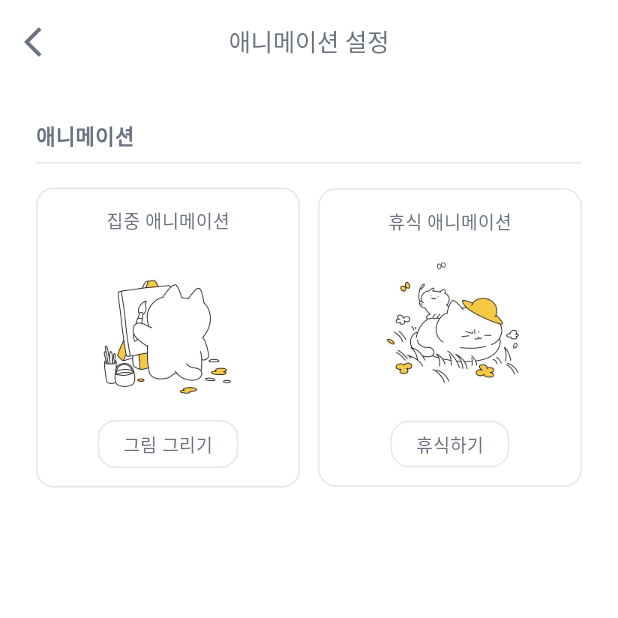
After one commit to solve-z/TimeDog_Test, a Flutter app: the AnimationSettingsScreen screen opened directly, on a phone screen of 412 x 824 dp, the top half of it. The commit adds this screen. Run offline on Flutter 3.47's test engine with Material 3 defaults, Android fonts, the phone set to English and light mode, and no system bars; our stand-ins replace audioplayers, device_info_plus, flutter_local_notifications, flutter_riverpod, flutter_svg, logger and 3 more; missing offline and left inert: audio_session, flutter_foreground_task; accounts and stored records are empty; Roboto replaces fonts that are missing (OmyuPretty); statements that could not run were skipped.

Commit message:
refac: Drawer 애니메이션 설정 분리

```diff
--- /dev/null
+++ b/lib/common/widget/w_common_app_bar.dart
@@ -0,0 +1,32 @@
+import 'package:flutter/material.dart';
+
+class CommonAppBar extends StatelessWidget implements PreferredSizeWidget {
+  final String title;
+
+  const CommonAppBar({super.key, required this.title});
+
+  @override
+  Widget build(BuildContext context) {
+    return AppBar(
+      backgroundColor: Colors.white,
+      elevation: 0,
+      leading: IconButton(
+        icon: const Icon(Icons.arrow_back_ios, color: Color(0xFF6B7280)),
+        onPressed: () => Navigator.pop(context),
+      ),
+      title: Text(
+        title,
+        style: const TextStyle(
+          fontFamily: 'OmyuPretty',
+          fontSize: 16,
+          color: Color(0xFF6B7280),
+          fontWeight: FontWeight.w500,
+        ),
+      ),
+      centerTitle: true,
+    );
+  }
+
+  @override
+  Size get preferredSize => const Size.fromHeight(kToolbarHeight);
+}
--- a/lib/common/widget/w_drawer_menu.dart
+++ b/lib/common/widget/w_drawer_menu.dart
@@ -1,6 +1,7 @@
 import 'package:flutter/material.dart';
 import 'package:flutter_riverpod/flutter_riverpod.dart';
 import 'package:flutter_svg/flutter_svg.dart';
+import 'package:timedog_test/screen/settings/s_animation_settings.dart';
 import 'package:timedog_test/screen/settings/s_pomodoro_setting.dart';
 import '../../screen/main/tab/timer/s_timer_settings.dart';
 import '../../screen/main/tab/timer/timer_notifier.dart';
@@ -95,6 +96,23 @@ class _DrawerMenuWidgetState extends ConsumerState<DrawerMenuWidget>
                       context,
                       MaterialPageRoute(
                         builder: (context) => const PomodoroSettingScreen(),
+                      ),
+                    );
+                  },
+                ),
+                ListTile(
+                  leading: SvgPicture.asset(
+                    'assets/images/icons/setting.svg',
+                    width: 36,
+                    height: 36,
+                  ),
+                  title: const Text('애니메이션 설정'),
+                  trailing: const Icon(Icons.chevron_right),
+                  onTap: () {
+                    Navigator.push(
+                      context,
+                      MaterialPageRoute(
+                        builder: (context) => const AnimationSettingsScreen(),
                       ),
                     );
                   },
--- /dev/null
+++ b/lib/screen/settings/s_animation_settings.dart
@@ -0,0 +1,263 @@
+import 'package:flutter/material.dart';
+import 'package:flutter_riverpod/flutter_riverpod.dart';
+import 'package:timedog_test/common/widget/w_common_app_bar.dart';
+import 'package:timedog_test/screen/main/tab/timer/animation_provider.dart';
+import 'package:timedog_test/screen/main/tab/timer/d_animation_selection.dart';
+
+class AnimationSettingsScreen extends ConsumerStatefulWidget {
+  const AnimationSettingsScreen({super.key});
+
+  @override
+  ConsumerState<AnimationSettingsScreen> createState() =>
+      _AnimationSettingsScreenState();
+}
+
+class _AnimationSettingsScreenState
+    extends ConsumerState<AnimationSettingsScreen> {
+  String? focusAnimationSelection;
+  String? breakAnimationSelection;
+  String? focusAnimationSelectionThum;
+  String? breakAnimationSelectionThum;
+
+  // 애니메이션 옵션 리스트
+  static const List<AnimationOption> focusAnimations = [
+    AnimationOption(
+      id: 'drawing_white',
+      name: '그림 그리기',
+      videoPath: 'assets/videos/focus_animations/drawing_white.mp4',
+      thumbnailPath: 'assets/images/animations/drawing_white_Thum.jpg',
+      status: AnimationSelectionStatus.selected,
+    ),
+    AnimationOption(
+      id: 'cooking_white',
+      name: '요리하기',
+      videoPath: 'assets/videos/focus_animations/cook_white.mp4',
+      thumbnailPath: 'assets/images/animations/cook_white_Thum.jpg',
+      status: AnimationSelectionStatus.empty,
+    ),
+    AnimationOption(
+      id: 'reading',
+      name: '독서하기',
+      videoPath: null,
+      thumbnailPath: null,
+      status: AnimationSelectionStatus.locked,
+    ),
+  ];
+
+  static const List<AnimationOption> breakAnimations = [
+    AnimationOption(
+      id: 'rest_white',
+      name: '휴식하기',
+      videoPath: 'assets/videos/rest_animations/rest_white.mp4',
+      thumbnailPath: 'assets/images/animations/rest_white_Thum.jpg',
+      status: AnimationSelectionStatus.selected,
+    ),
+    AnimationOption(
+      id: 'sleeping',
+      name: '휴식',
+      videoPath: 'assets/videos/rest_animations/rest_1.mp4',
+      thumbnailPath: 'assets/images/animations/rest_1_Thum.jpg',
+      status: AnimationSelectionStatus.empty,
+    ),
+    AnimationOption(
+      id: 'playing',
+      name: '놀기',
+      videoPath: null,
+      thumbnailPath: null,
+      status: AnimationSelectionStatus.locked,
+    ),
+  ];
+
+  @override
+  void initState() {
+    super.initState();
+    // 저장된 애니메이션 설정 로드
+    final animationSelection = ref.read(animationProvider);
+    focusAnimationSelection = animationSelection.focusAnimationId;
+    breakAnimationSelection = animationSelection.breakAnimationId;
+  }
+
+  @override
+  Widget build(BuildContext context) {
+    final animationsSelectionWatch = ref.watch(animationProvider);
+
+    focusAnimationSelectionThum = animationsSelectionWatch.getFocusThumPath();
+    breakAnimationSelectionThum = animationsSelectionWatch.getBreakThumPath();
+
+    return Scaffold(
+      backgroundColor: Colors.white,
+      appBar: CommonAppBar(title: '애니메이션 설정'),
+      body: SafeArea(
+        bottom: true,
+        child: SingleChildScrollView(
+          child: Padding(
+            padding: const EdgeInsets.all(24.0),
+            child: Column(
+              children: [
+                _buildSectionTitle('애니메이션'),
+                const SizedBox(height: 16),
+                Row(
+                  children: [
+                    Expanded(
+                      child: _buildAnimationCard(
+                        '집중 애니메이션',
+                        focusAnimationSelection,
+                        focusAnimationSelectionThum,
+                        () async {
+                          final result = await showDialog(
+                            context: context,
+                            builder:
+                                (context) => AnimationSelectionDialog(
+                                  title: '집중 애니메이션 선택',
+                                  currentSelection: focusAnimationSelection,
+                                  animations: focusAnimations,
+                                ),
+                          );
+                          if (result != null) {
+                            setState(() {
+                              focusAnimationSelection = result;
+                            });
+
+                            ref
+                                .read(animationProvider.notifier)
+                                .setFocusAnimation(result);
+                          }
+                        },
+                      ),
+                    ),
+                    const SizedBox(width: 12),
+                    Expanded(
+                      child: _buildAnimationCard(
+                        '휴식 애니메이션',
+                        breakAnimationSelection,
+                        breakAnimationSelectionThum,
+                        () async {
+                          final result = await showDialog<String>(
+                            context: context,
+                            builder:
+                                (context) => AnimationSelectionDialog(
+                                  title: '휴식 애니메이션 선택',
+                                  currentSelection: breakAnimationSelection,
+                                  animations: breakAnimations,
+                                ),
+                          );
+                          if (result != null) {
+                            setState(() {
+                              breakAnimationSelection = result;
+                            });
+                            // Provider에 저장
+                            ref
+                                .read(animationProvider.notifier)
+                                .setBreakAnimation(result);
+                          }
+                        },
+                      ),
+                    ),
+                  ],
+                ),
+                const SizedBox(height: 24),
+              ],
+            ),
+          ),
+        ),
+      ),
+    );
+  }
+
+  Widget _buildSectionTitle(String title) {
+    return Container(
+      padding: const EdgeInsets.only(bottom: 8),
+      width: double.infinity,
+      decoration: const BoxDecoration(
+        color: Colors.white,
+        border: Border(bottom: BorderSide(color: Color(0xFFE5E7EB), width: 1)),
+      ),
+      child: Text(
+        title,
+        style: const TextStyle(
+          fontFamily: 'OmyuPretty',
+          fontSize: 14,
+          fontWeight: FontWeight.w600,
+          color: Color(0xFF6B7280),
+        ),
+      ),
+    );
+  }
+
+  Widget _buildAnimationCard(
+    String label,
+    String? selection,
+    String? placeHolderImage,
+    VoidCallback onTap,
+  ) {
+    return GestureDetector(
+      onTap: onTap,
+      child: Container(
+        padding: const EdgeInsets.all(12),
+        decoration: BoxDecoration(
+          color: Colors.white,
+          borderRadius: BorderRadius.circular(12),
+          border: Border.all(color: const Color(0xFFE5E7EB)),
+        ),
+        child: Column(
+          children: [
+            Text(
+              label,
+              style: const TextStyle(
+                fontFamily: 'OmyuPretty',
+                fontSize: 12,
+                color: Color(0xFF6B7280),
+              ),
+            ),
+            const SizedBox(height: 12),
+            // 캐릭터 이미지 플레이스 홀더
+            Container(
+              width: 100,
+              height: 100,
+              decoration: BoxDecoration(
+                color: Colors.white,
+                borderRadius: BorderRadius.circular(8),
+              ),
+              child:
+                  placeHolderImage != null
+                      ? Image.asset(placeHolderImage, fit: BoxFit.cover)
+                      : const Icon(
+                        Icons.pets,
+                        size: 48,
+                        color: Color(0xFFD1D5DB),
+                      ),
+            ),
+            const SizedBox(height: 12),
+            Container(
+              padding: const EdgeInsets.symmetric(horizontal: 16, vertical: 6),
+              decoration: BoxDecoration(
+                color: Colors.white,
+                borderRadius: BorderRadius.circular(12),
+                border: Border.all(color: const Color(0xFFE5E7EB)),
+              ),
+              child: Text(
+                _getAnimationName(selection) ?? '선택',
+                style: const TextStyle(
+                  fontFamily: 'OmyuPretty',
+                  fontSize: 12,
+                  color: Color(0xFF6B7280),
+                ),
+              ),
+            ),
+          ],
+        ),
+      ),
+    );
+  }
+
+  String? _getAnimationName(String? selectionId) {
+    if (selectionId == null) return null;
+    final allAnimations = [...focusAnimations, ...breakAnimations];
+    final selected = allAnimations.firstWhere(
+      (anim) => anim.id == selectionId,
+      orElse: () => const AnimationOption(id: '', name: '', videoPath: null),
+    );
+
+    return selected.name.isEmpty ? null : selected.name;
+  }
+}
--- a/lib/screen/settings/s_pomodoro_setting.dart
+++ b/lib/screen/settings/s_pomodoro_setting.dart
@@ -1,6 +1,7 @@
 import 'package:flutter/material.dart';
 import 'package:flutter_riverpod/flutter_riverpod.dart';
 import 'package:timedog_test/common/dialog/d_number_picker.dart';
+import 'package:timedog_test/common/widget/w_common_app_bar.dart';
 import 'package:timedog_test/screen/main/tab/timer/timer_notifier.dart';
 import 'package:timedog_test/screen/main/tab/timer/vo/vo_timer.dart';
 
@@ -32,25 +33,7 @@ class _PomodoroSettingScreenState extends ConsumerState<PomodoroSettingScreen> {
   Widget build(BuildContext context) {
     return Scaffold(
       backgroundColor: Colors.white,
-      appBar: AppBar(
-        backgroundColor: Colors.white,
-        elevation: 0,
-        leading: IconButton(
-          icon: const Icon(Icons.arrow_back_ios, color: Color(0xFF6B7280)),
-          onPressed: () => Navigator.pop(context),
-        ),
-        title: const Text(
-          '뽀모도로 설정',
-          style: TextStyle(
-            fontFamily: 'OmyuPretty',
-            fontSize: 16,
-            color: Color(0xFF6B7280),
-            fontWeight: FontWeight.w500,
-          ),
-        ),
-        centerTitle: true,
-      ),
-
+      appBar: CommonAppBar(title: '뽀모도로 설정'),
       body: SafeArea(
         bottom: true,
         child: SingleChildScrollView(
```
